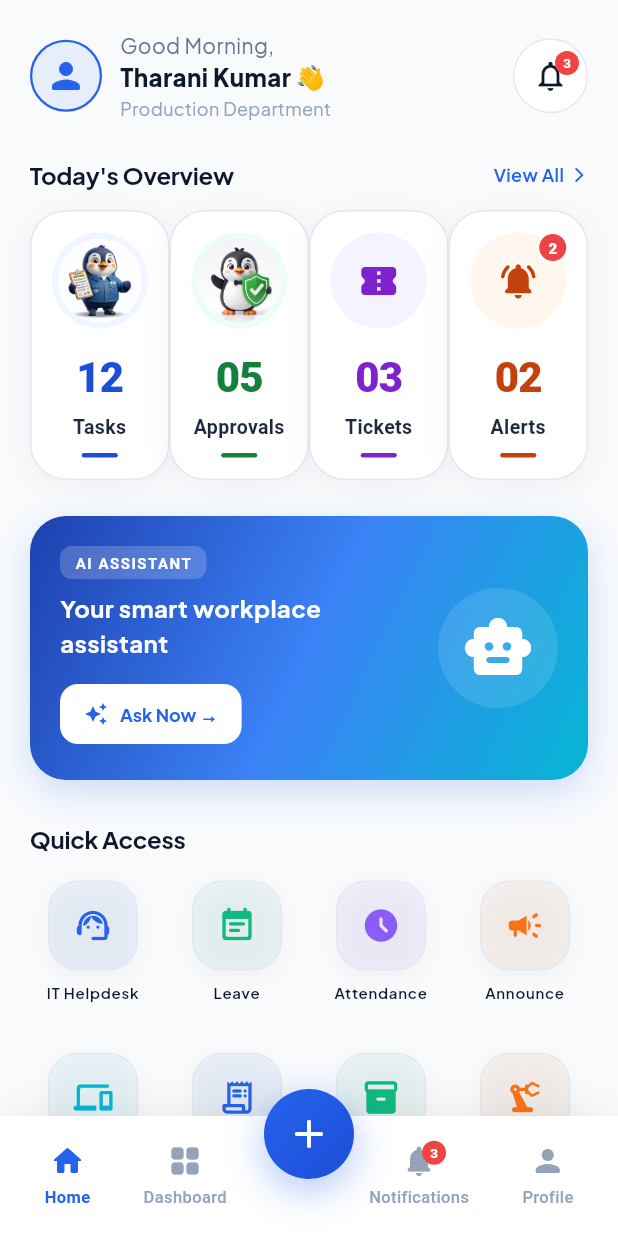
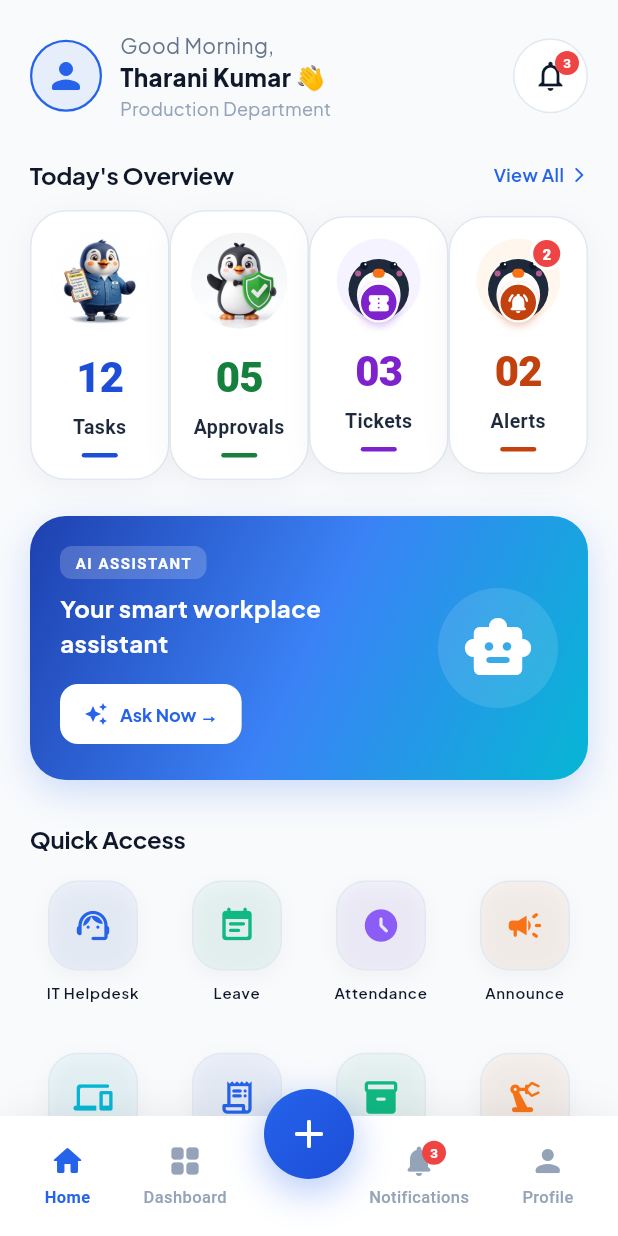
Before and after one commit to Tharanikumar/jotun-one-, a Flutter app: the DashboardScreen screen opened by its route, on a phone screen of 412 x 824 dp. Run offline on Flutter 3.47's test engine with Material 3 defaults, Android fonts, the phone set to English and light mode, and no system bars; our stand-ins replace fl_chart, flutter_riverpod, go_router, google_fonts.

Commit message:
feat: Add custom 3D PenguinAvatar character widget so all 4 overview cards display cute penguins

```diff
--- /dev/null
+++ b/lib/core/widgets/penguin_avatar.dart
@@ -0,0 +1,177 @@
+import 'package:flutter/material.dart';
+
+enum PenguinType { tasks, approvals, tickets, alerts }
+
+class PenguinAvatar extends StatelessWidget {
+  final PenguinType type;
+  final double size;
+
+  const PenguinAvatar({
+    super.key,
+    required this.type,
+    this.size = 56.0,
+  });
+
+  @override
+  Widget build(BuildContext context) {
+    Color itemColor;
+    IconData itemIcon;
+    Color circleBg;
+
+    switch (type) {
+      case PenguinType.tasks:
+        itemColor = const Color(0xFF1D4ED8);
+        itemIcon = Icons.assignment_turned_in_rounded;
+        circleBg = const Color(0xFFEFF6FF);
+        break;
+      case PenguinType.approvals:
+        itemColor = const Color(0xFF15803D);
+        itemIcon = Icons.verified_user_rounded;
+        circleBg = const Color(0xFFECFDF5);
+        break;
+      case PenguinType.tickets:
+        itemColor = const Color(0xFF7E22CE);
+        itemIcon = Icons.confirmation_number_rounded;
+        circleBg = const Color(0xFFF5F3FF);
+        break;
+      case PenguinType.alerts:
+        itemColor = const Color(0xFFC2410C);
+        itemIcon = Icons.notifications_active_rounded;
+        circleBg = const Color(0xFFFFF7ED);
+        break;
+    }
+
+    return Container(
+      width: size,
+      height: size,
+      decoration: BoxDecoration(
+        color: circleBg,
+        shape: BoxShape.circle,
+      ),
+      child: Stack(
+        alignment: Alignment.center,
+        children: [
+          // 1. Penguin Body & Head Base
+          Positioned(
+            bottom: 2,
+            child: Container(
+              width: size * 0.72,
+              height: size * 0.72,
+              decoration: const BoxDecoration(
+                color: Color(0xFF1E293B),
+                shape: BoxShape.circle,
+              ),
+            ),
+          ),
+          // 2. White Face & Belly Pod
+          Positioned(
+            bottom: 3,
+            child: Container(
+              width: size * 0.52,
+              height: size * 0.55,
+              decoration: const BoxDecoration(
+                color: Colors.white,
+                borderRadius: BorderRadius.all(Radius.elliptical(22, 26)),
+              ),
+            ),
+          ),
+          // 3. Rosy Cheeks
+          Positioned(
+            top: size * 0.38,
+            left: size * 0.20,
+            child: Container(
+              width: 6,
+              height: 4,
+              decoration: BoxDecoration(
+                color: const Color(0xFFF472B6).withAlpha(180),
+                shape: BoxShape.circle,
+              ),
+            ),
+          ),
+          Positioned(
+            top: size * 0.38,
+            right: size * 0.20,
+            child: Container(
+              width: 6,
+              height: 4,
+              decoration: BoxDecoration(
+                color: const Color(0xFFF472B6).withAlpha(180),
+                shape: BoxShape.circle,
+              ),
+            ),
+          ),
+          // 4. Penguin Eyes
+          Positioned(
+            top: size * 0.28,
+            left: size * 0.28,
+            child: _buildEye(),
+          ),
+          Positioned(
+            top: size * 0.28,
+            right: size * 0.28,
+            child: _buildEye(),
+          ),
+          // 5. Cute Orange Beak
+          Positioned(
+            top: size * 0.36,
+            child: Container(
+              width: 8,
+              height: 6,
+              decoration: BoxDecoration(
+                color: const Color(0xFFF97316),
+                borderRadius: BorderRadius.circular(3),
+              ),
+            ),
+          ),
+          // 6. Holding Item Graphic Badge (Ticket or Bell or Clipboard or Shield)
+          Positioned(
+            bottom: 0,
+            child: Container(
+              padding: const EdgeInsets.all(4),
+              decoration: BoxDecoration(
+                color: itemColor,
+                shape: BoxShape.circle,
+                border: Border.all(color: Colors.white, width: 1.5),
+                boxShadow: [
+                  BoxShadow(
+                    color: itemColor.withAlpha(80),
+                    blurRadius: 4,
+                    offset: const Offset(0, 2),
+                  ),
+                ],
+              ),
+              child: Icon(
+                itemIcon,
+                color: Colors.white,
+                size: size * 0.28,
+              ),
+            ),
+          ),
+        ],
+      ),
+    );
+  }
+
+  Widget _buildEye() {
+    return Container(
+      width: 5,
+      height: 5,
+      decoration: const BoxDecoration(
+        color: Color(0xFF0F172A),
+        shape: BoxShape.circle,
+      ),
+      child: Align(
+        alignment: Alignment.topRight,
+        child: Container(
+          width: 1.5,
+          height: 1.5,
+          margin: const EdgeInsets.only(top: 0.8, right: 0.8),
+          decoration: const BoxDecoration(
+            color: Colors.white,
+            shape: BoxShape.circle,
+          ),
+        ),
+      ),
+    );
+  }
+}
--- a/lib/core/widgets/stat_card.dart
+++ b/lib/core/widgets/stat_card.dart
@@ -1,11 +1,13 @@
 import 'package:flutter/material.dart';
 import '../theme/app_colors.dart';
+import 'penguin_avatar.dart';
 
 class StatCard extends StatefulWidget {
   final String title;
   final String value;
   final IconData? icon;
   final String? imagePath;
+  final PenguinType? penguinType;
   final Color iconBgColor;
   final Color iconColor;
   final String? badgeCount;
@@ -20,6 +22,7 @@
     required this.value,
     this.icon,
     this.imagePath,
+    this.penguinType,
     required this.iconBgColor,
     required this.iconColor,
     this.badgeCount,
@@ -80,22 +83,32 @@
   Widget build(BuildContext context) {
     Widget avatarWidget;
     if (widget.imagePath != null) {
-      avatarWidget = ClipOval(
+      avatarWidget = Container(
+        width: 64,
+        height: 64,
+        decoration: BoxDecoration(
+          color: widget.iconBgColor,
+          shape: BoxShape.circle,
+        ),
+        child: ClipOval(
           child: Image.asset(
             widget.imagePath!,
             width: 56,
             height: 56,
             fit: BoxFit.cover,
             errorBuilder: (context, error, stackTrace) {
-            return Icon(widget.icon ?? Icons.analytics_rounded, color: widget.iconColor, size: 28);
+              return PenguinAvatar(
+                type: widget.penguinType ?? PenguinType.tasks,
+                size: 56,
+              );
             },
+          ),
         ),
       );
     } else {
-      avatarWidget = Icon(
-        widget.icon ?? Icons.analytics_rounded,
-        color: widget.iconColor,
-        size: 28,
+      avatarWidget = PenguinAvatar(
+        type: widget.penguinType ?? PenguinType.tickets,
+        size: 56,
       );
     }
 
@@ -103,19 +116,9 @@
       clipBehavior: Clip.none,
       alignment: Alignment.center,
       children: [
-        Container(
-          width: 64,
-          height: 64,
-          decoration: BoxDecoration(
-            color: widget.iconBgColor,
-            shape: BoxShape.circle,
-          ),
-          child: Center(
-            child: ScaleTransition(
+        ScaleTransition(
           scale: _iconBounceAnimation,
           child: avatarWidget,
-            ),
-          ),
         ),
         if (widget.badgeCount != null)
           Positioned(
--- a/lib/features/dashboard/presentation/dashboard_screen.dart
+++ b/lib/features/dashboard/presentation/dashboard_screen.dart
@@ -3,6 +3,7 @@
 import '../../../core/theme/app_colors.dart';
 import '../../../core/theme/app_typography.dart';
 import '../../../core/widgets/apple_dock_magnifier.dart';
+import '../../../core/widgets/penguin_avatar.dart';
 import '../../../core/widgets/quick_access_tile.dart';
 import '../../../core/widgets/section_header.dart';
 import '../../../core/widgets/stat_card.dart';
@@ -124,7 +125,7 @@
                     title: 'Tasks',
                     value: '12',
                     imagePath: 'assets/images/penguin_tasks.png',
-                    icon: Icons.assignment_turned_in_rounded,
+                    penguinType: PenguinType.tasks,
                     iconBgColor: const Color(0xFFEFF6FF),
                     iconColor: const Color(0xFF1D4ED8),
                     heroTag: 'hero_tasks',
@@ -134,7 +135,7 @@
                     title: 'Approvals',
                     value: '05',
                     imagePath: 'assets/images/penguin_approvals.png',
-                    icon: Icons.verified_user_rounded,
+                    penguinType: PenguinType.approvals,
                     iconBgColor: const Color(0xFFECFDF5),
                     iconColor: const Color(0xFF15803D),
                     heroTag: 'hero_approvals',
@@ -143,7 +144,7 @@
                   StatCard(
                     title: 'Tickets',
                     value: '03',
-                    icon: Icons.confirmation_number_rounded,
+                    penguinType: PenguinType.tickets,
                     iconBgColor: const Color(0xFFF5F3FF),
                     iconColor: const Color(0xFF7E22CE),
                     heroTag: 'hero_tickets',
@@ -152,7 +153,7 @@
                   StatCard(
                     title: 'Alerts',
                     value: '02',
-                    icon: Icons.notifications_active_rounded,
+                    penguinType: PenguinType.alerts,
                     badgeCount: '2',
                     iconBgColor: const Color(0xFFFFF7ED),
                     iconColor: const Color(0xFFC2410C),
```
Lines whose indentation alone changed are shown as unchanged.
